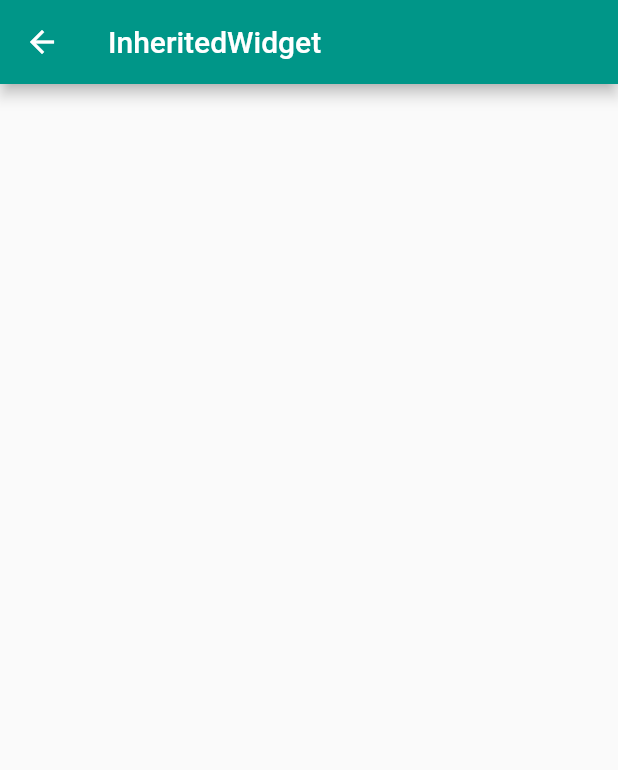
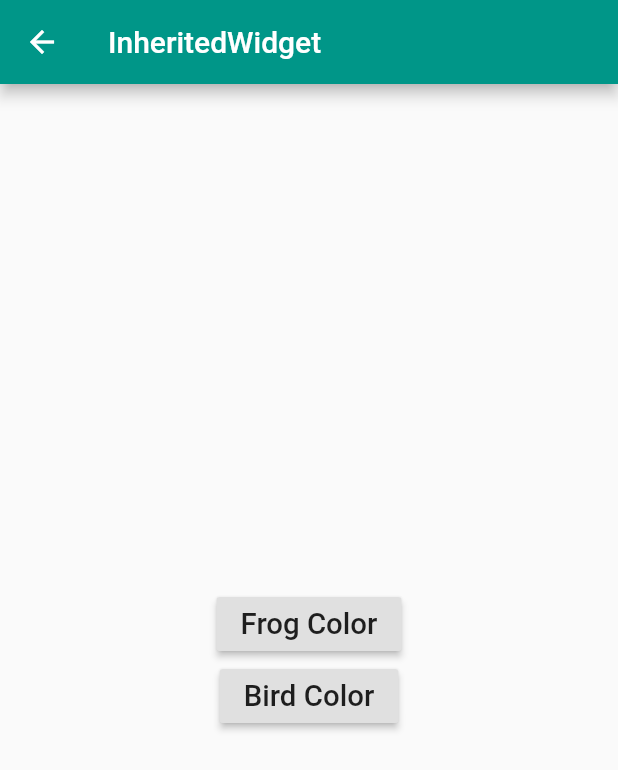
Before and after one commit to raveesh-me/state_management_experiments, a Flutter app: the screen it shows after launch, on a phone screen of 412 x 824 dp. Shown: the top 770 px of the screen. Run offline on Flutter 3.47's test engine with Material 2 defaults, Android fonts, the phone set to English and light mode, and no system bars.

Commit message:
implements inherited widget with two types of returns from of

```diff
--- /dev/null
+++ b/lib/screens/inherited_widget_demo/iwd_bird_color.dart
@@ -0,0 +1,25 @@
+import 'package:flutter/material.dart';
+
+// the inherited widget that passes it down the tree
+class BirdColor extends InheritedWidget {
+  final String color;
+
+  const BirdColor({
+    Key key,
+    @required String color,
+    @required Widget child,
+  })  : assert(child != null),
+        color = color,
+        super(key: key, child: child);
+
+  static String of(BuildContext context) {
+    final widget = context.inheritFromWidgetOfExactType(BirdColor) as BirdColor;
+    return widget.color;
+  }
+
+  // function to decide whether tree will rebuild
+  @override
+  bool updateShouldNotify(BirdColor old) {
+    return old.color != color;
+  }
+}
--- /dev/null
+++ b/lib/screens/inherited_widget_demo/iwd_child_tree.dart
@@ -0,0 +1,49 @@
+import 'package:flutter/material.dart';
+
+import 'iwd_bird_color.dart';
+import 'iwd_frog_color.dart';
+
+class IWDChildTree extends StatelessWidget {
+  showSnackbar(BuildContext context, String content) {
+    Scaffold.of(context).showSnackBar(
+      SnackBar(
+        content: Text(
+          content,
+          textScaleFactor: 1.4,
+        ),
+        behavior: SnackBarBehavior.floating,
+      ),
+    );
+  }
+
+  @override
+  Widget build(BuildContext context) {
+    return Center(
+      child: Column(
+        mainAxisAlignment: MainAxisAlignment.center,
+        children: <Widget>[
+          RaisedButton(
+            onPressed: () => showSnackbar(
+              context,
+              FrogColor.of(context).color,
+            ),
+            child: Text(
+              'Frog Color',
+              textScaleFactor: 1.4,
+            ),
+          ),
+          RaisedButton(
+            onPressed: () => showSnackbar(
+              context,
+              BirdColor.of(context),
+            ),
+            child: Text(
+              'Bird Color',
+              textScaleFactor: 1.4,
+            ),
+          )
+        ],
+      ),
+    );
+  }
+}
--- /dev/null
+++ b/lib/screens/inherited_widget_demo/iwd_frog_color.dart
@@ -0,0 +1,24 @@
+import 'package:flutter/material.dart';
+
+// the inherited widget that passes it down the tree
+class FrogColor extends InheritedWidget {
+  final String color;
+
+  const FrogColor({
+    Key key,
+    @required String color,
+    @required Widget child,
+  })  : assert(child != null),
+        color = color,
+        super(key: key, child: child);
+
+  static FrogColor of(BuildContext context) {
+    return context.inheritFromWidgetOfExactType(FrogColor) as FrogColor;
+  }
+
+  // function to decide whether tree will rebuild
+  @override
+  bool updateShouldNotify(FrogColor old) {
+    return old.color != color;
+  }
+}
--- a/lib/screens/inherited_widget_demo/iwd_stateful_widget_screen.dart
+++ b/lib/screens/inherited_widget_demo/iwd_stateful_widget_screen.dart
@@ -1,17 +1,31 @@
 import 'package:flutter/material.dart';
+import 'package:state_management_experiments/screens/inherited_widget_demo/iwd_bird_color.dart';
+import 'package:state_management_experiments/screens/inherited_widget_demo/iwd_child_tree.dart';
+import 'package:state_management_experiments/screens/inherited_widget_demo/iwd_frog_color.dart';
 
 class IWDStatefulScreen extends StatefulWidget {
   @override
   _IWDStatefulScreenState createState() => _IWDStatefulScreenState();
 }
 
+// this state object contains the colors
 class _IWDStatefulScreenState extends State<IWDStatefulScreen> {
+  String frogColor = 'green';
+  String birdColor = 'canary';
+
   @override
   Widget build(BuildContext context) {
     return Scaffold(
       appBar: AppBar(
         title: Text('InheritedWidget'),
       ),
+      body: BirdColor(
+        color: birdColor,
+        child: FrogColor(
+          color: frogColor,
+          child: IWDChildTree(),
+        ),
+      ),
     );
   }
 }
```
